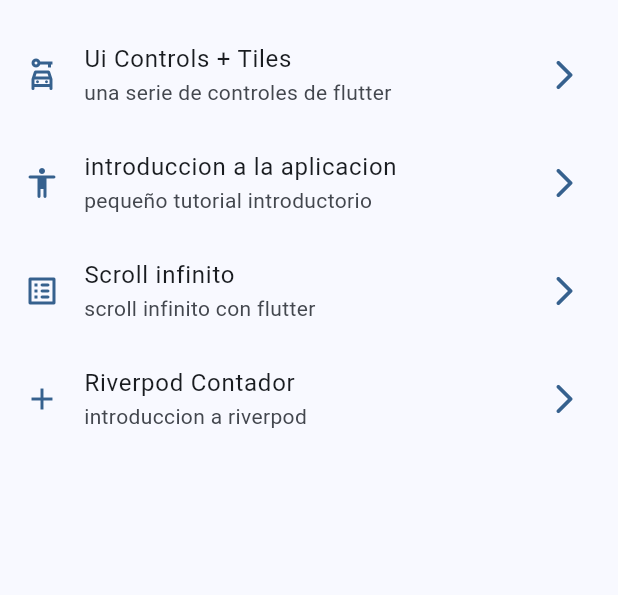
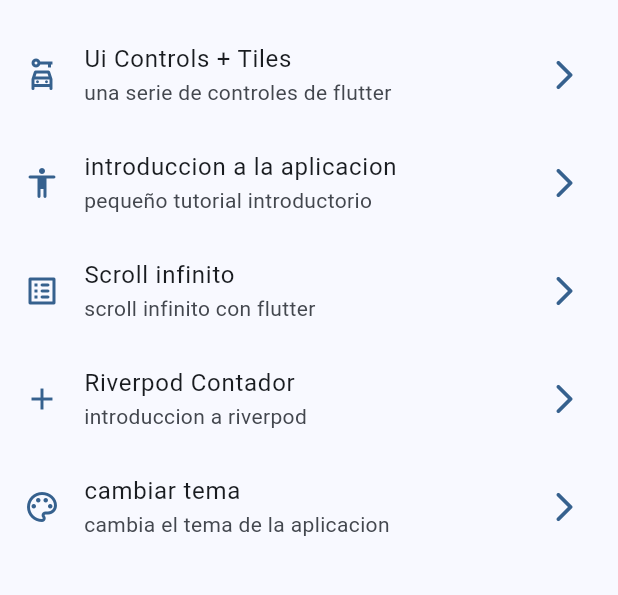
Before and after one commit to Jano-C/widget_app, a Flutter app: the screen it shows after launch, on a phone screen of 412 x 824 dp, the part 603-1198 px from its top. Run offline on Flutter 3.47's test engine with Material 3 defaults, Android fonts, the phone set to English and light mode, and no system bars; our stand-ins replace animate_do, flutter_riverpod, go_router.

Commit message:
aplicacion completa

```diff
--- a/lib/config/menu/menu_items.dart
+++ b/lib/config/menu/menu_items.dart
@@ -72,5 +72,11 @@ const appMenuItems = <MenuItems>[
     link: '/counter_screen',
     icon: Icons.add,
   ),
+  MenuItems(
+    title: 'cambiar tema',
+    subtitle: 'cambia el tema de la aplicacion',
+    link: '/theme-changer',
+    icon: Icons.color_lens_outlined,
+  ),
 
 ];
--- a/lib/config/router/app_router.dart
+++ b/lib/config/router/app_router.dart
@@ -49,6 +49,10 @@ final appRouter = GoRouter(
       path: '/counter_screen',
       builder: (context, state) => CounterScreen(),
     ),
+    GoRoute(
+      path: '/theme-changer',
+      builder: (context, state) => const ThemeChangerScreen(),
+    ),
 
   ],
 );
--- a/lib/config/theme/app_theme.dart
+++ b/lib/config/theme/app_theme.dart
@@ -16,9 +16,11 @@ class AppTheme {
 
 
   final int selectedColor;
+  final bool isDarkmode;
 
   const AppTheme({
     this.selectedColor = 0,
+    this.isDarkmode = false,
   }): assert(
 
     selectedColor >= 0 && selectedColor < colorList.length,"invalid selected color"
@@ -27,10 +29,20 @@ class AppTheme {
 
   ThemeData getTheme() => ThemeData(
     useMaterial3: true,
+    brightness: isDarkmode ? Brightness.dark : Brightness.light,
     colorSchemeSeed: colorList[ selectedColor],
     appBarTheme: const AppBarTheme(
       centerTitle: false,
     ),
 
     );
+
+    AppTheme copywith({
+      int? selectedColor,
+      bool? isDarkmode,
+
+    }) => AppTheme(
+      selectedColor: selectedColor ?? this.selectedColor,
+      isDarkmode: isDarkmode ?? this.isDarkmode,
+    );
   }
--- a/lib/main.dart
+++ b/lib/main.dart
@@ -1,20 +1,31 @@
 import 'package:flutter/material.dart';
+import 'package:flutter_riverpod/flutter_riverpod.dart';
 import 'package:widget_app/config/router/app_router.dart';
 import 'package:widget_app/config/theme/app_theme.dart';
+import 'package:widget_app/presentation/providers/theme_provider.dart';
 
 void main() {
-  runApp(const MainApp());
+  runApp(
+    const ProviderScope(
+      child: MainApp(),
+    ),
+  );
 }
 
-class MainApp extends StatelessWidget {
+class MainApp extends ConsumerWidget {
   const MainApp({super.key});
 
   @override
-  Widget build(BuildContext context) {
+  Widget build(BuildContext context,WidgetRef ref) {
+   // final isDarkmode = ref.watch(isDarkmodeProvider);
+    //final selectedColor = ref.watch(selectedColorProvider);
+
+    final AppTheme appTheme = ref.watch(themeNotifierProvider);
+
     return  MaterialApp.router(
       title: 'Flutter Widgets',
       debugShowCheckedModeBanner: false,
-      theme: AppTheme(selectedColor: 0).getTheme(),
+      theme: appTheme.getTheme(),
       routerConfig: appRouter,
     );
 
--- /dev/null
+++ b/lib/presentation/providers/counter_providers.dart
@@ -0,0 +1,3 @@
+import 'package:flutter_riverpod/flutter_riverpod.dart';
+
+final counterprovider = StateProvider<int>((ref) => 5,);
--- /dev/null
+++ b/lib/presentation/providers/theme_provider.dart
@@ -0,0 +1,29 @@
+import 'package:flutter_riverpod/flutter_riverpod.dart';
+import 'package:widget_app/config/theme/app_theme.dart';
+
+final isDarkmodeProvider = StateProvider<bool>((ref) => false);
+
+final colorListProvider = Provider((ref) => colorList);
+
+final selectedColorProvider = StateProvider<int>((ref) => 0);
+
+//objeto de tipo AppTheme(customizado)
+
+final themeNotifierProvider = StateNotifierProvider<ThemeNotifier, AppTheme>((ref) => ThemeNotifier(),);
+
+class ThemeNotifier extends StateNotifier<AppTheme> {
+  //STATE = ESTado = new AppTheme();
+  ThemeNotifier() : super(AppTheme());
+
+    void toggleDarkMode() {
+      state = state.copywith(
+        isDarkmode: !state.isDarkmode,
+      );
+    }
+    void changeColor(int index) {
+      state = state.copywith(
+        selectedColor: index,
+      );
+    }
+
+    }
--- a/lib/presentation/screens/screens.dart
+++ b/lib/presentation/screens/screens.dart
@@ -1,5 +1,6 @@
 
 
+export 'package:widget_app/presentation/providers/theme_provider.dart';
 export 'package:flutter/material.dart';
 export 'package:widget_app/presentation/screens/animated/animated_screen.dart';
 export 'package:widget_app/presentation/screens/app_tutorial/app_tutorial_screen.dart';
@@ -10,4 +11,5 @@ export 'package:widget_app/presentation/screens/buttons/buttons_screen.dart';
 export 'package:widget_app/presentation/screens/cards/cards_screen.dart';
 export 'package:widget_app/presentation/screens/home/home_screen.dart';
 export 'package:widget_app/presentation/screens/snackbar/snackbar_screen.dart';
-import 'package:widget_app/presentation/screens/counter/counter_screen.dart';
+export  'package:widget_app/presentation/screens/counter/counter_screen.dart';
+export 'package:widget_app/presentation/screens/theme_changer/theme_changer_screen.dart';
--- a/lib/presentation/widgets/side_menu.dart
+++ b/lib/presentation/widgets/side_menu.dart
@@ -1,4 +1,4 @@
-import 'dart:io';
+
 
 import 'package:flutter/material.dart';
 import 'package:go_router/go_router.dart';
--- a/pubspec.yaml
+++ b/pubspec.yaml
@@ -10,7 +10,9 @@ dependencies:
   animate_do: ^4.2.0
   flutter:
     sdk: flutter
+  flutter_riverpod: ^2.6.1
   go_router: ^14.8.0
+  riverpod: ^2.6.1
 
 dev_dependencies:
   flutter_lints: ^5.0.0
```
Also changed, not shown: lib/presentation/screens/counter/counter_screen.dart (+25 -5 lines), lib/presentation/screens/theme_changer/theme_changer_screen.dart (added, +78 -0 lines), pubspec.lock.
